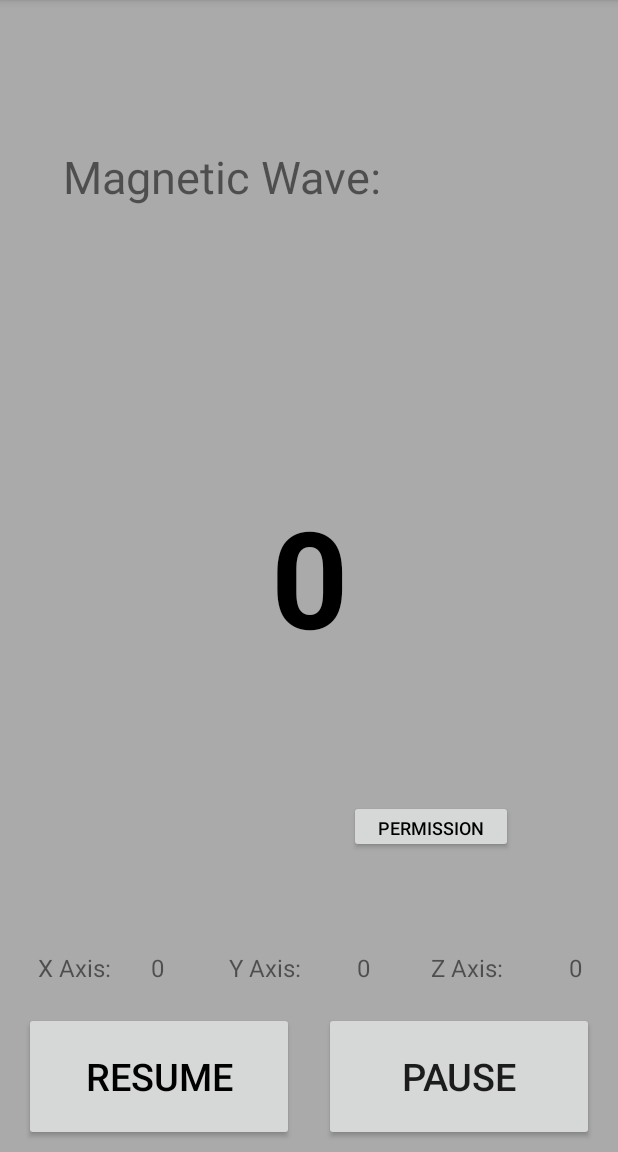
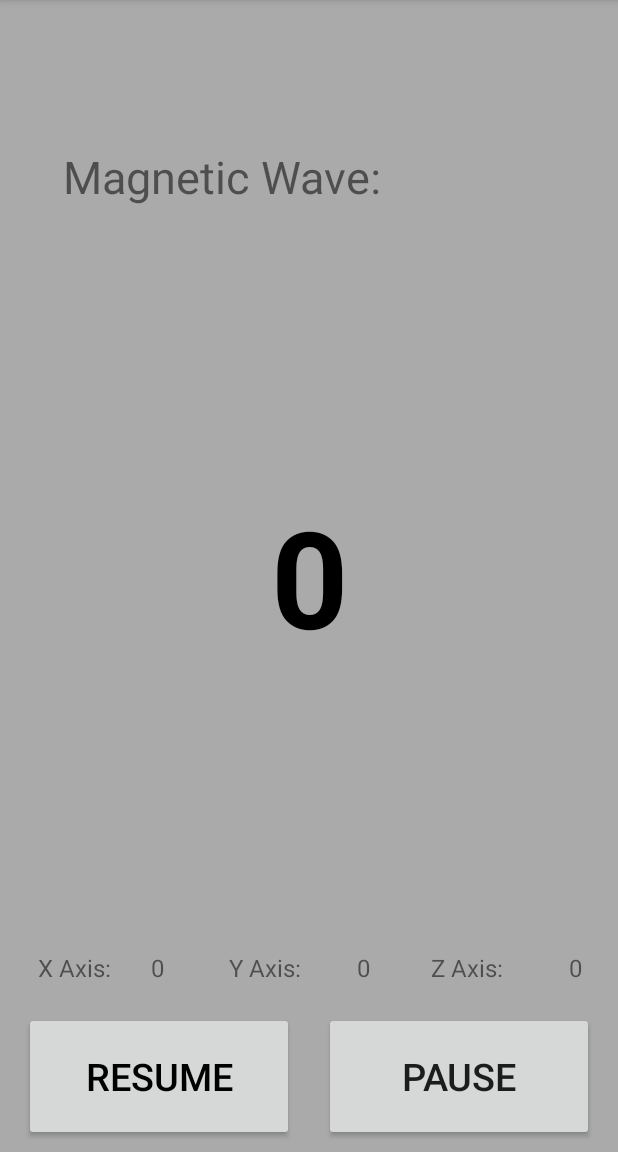
Before and after one commit to chunny22/Metal_Detector, an Android app: the screen it shows after launch (MainActivity), on a phone screen of 412 x 824 dp, the part 84-1236 px from its top. Run offline under Robolectric (Android 15) with nearby library versions, the phone set to English and light mode, and no system bars.

Commit message:
Update Push

```diff
--- a/app/src/main/AndroidManifest.xml
+++ b/app/src/main/AndroidManifest.xml
@@ -3,7 +3,8 @@
     xmlns:tools="http://schemas.android.com/tools"
     package="com.example.metal_detector">
 
-    <uses-permission android:name="android:permission.INTERNET" />
+    <uses-permission android:name="android.permission.VIBRATE" />
+    <uses-permission android:name="android.permission.INTERNET" />
 
     <application
         android:allowBackup="true"
@@ -14,7 +15,7 @@
         android:supportsRtl="true"
         android:theme="@style/AppTheme"
         android:usesCleartextTraffic="true"
-        tools:targetApi="m">
+        tools:targetApi="m" >
         <activity android:name=".EnterData" />
         <activity android:name=".Settings" />
         <activity android:name=".MainActivity">
--- a/app/src/main/java/com/example/metal_detector/MainActivity.java
+++ b/app/src/main/java/com/example/metal_detector/MainActivity.java
@@ -1,15 +1,8 @@
 package com.example.metal_detector;
 
-import androidx.annotation.NonNull;
-import androidx.appcompat.app.AlertDialog;
 import androidx.appcompat.app.AppCompatActivity;
-import androidx.core.app.ActivityCompat;
-import androidx.core.content.ContextCompat;
 
-import android.Manifest;
 import android.content.Context;
-import android.content.DialogInterface;
-import android.content.pm.PackageManager;
 import android.view.View;
 import android.content.Intent;
 import android.hardware.Sensor;
@@ -26,14 +19,12 @@ import android.os.Bundle;
 import android.os.Vibrator;
 import android.widget.Toast;
 
-
 public class MainActivity extends AppCompatActivity implements SensorEventListener {
 
     private SensorManager sensormanager;
-    private int PERMISSION_CODE = 1;
     private TextView rate, X_Rate, Y_Rate, Z_Rate;
-    //MediaPlayer player;
     Vibrator v;
+    MediaPlayer alert_sound;
 
     @Override
     protected void onCreate(Bundle savedInstanceState) {
@@ -45,9 +36,9 @@ public class MainActivity extends AppCompatActivity implements SensorEventListen
         Y_Rate = findViewById(R.id.Y_Rate);
         Z_Rate = findViewById(R.id.Z_Rate);
         v = (Vibrator) getSystemService(Context.VIBRATOR_SERVICE);
+        alert_sound = MediaPlayer.create(this, R.raw.alert);
         Button pause = findViewById(R.id.pause);
         Button resume = findViewById(R.id.resume);
-        Button permission = findViewById(R.id.permission);
 
         sensormanager = (SensorManager) getSystemService(SENSOR_SERVICE);
         //TODO implement pausing the measurement and retrieving the information
@@ -66,7 +57,6 @@ public class MainActivity extends AppCompatActivity implements SensorEventListen
                 onResume();
             }
         });
-
     }
 
     //TODO wifi/LTE
@@ -109,6 +99,8 @@ public class MainActivity extends AppCompatActivity implements SensorEventListen
 
     @Override
     public void onSensorChanged(SensorEvent event) {
+        boolean flag = false;
+
         if (event.sensor.getType() == Sensor.TYPE_MAGNETIC_FIELD) {
             float X = event.values[0];
             float Y = event.values[1];
@@ -121,31 +113,21 @@ public class MainActivity extends AppCompatActivity implements SensorEventListen
             Y_Rate.setText(Math.round(Y) + " μT");
             Z_Rate.setText(Math.round(Z) + " μT");
 
-            /*boolean over = false;
-            while (over) {
-                if (total >= 160) {
-                    if (Settings.sound_toggle) {
-                        if (player == null) {
-                            player = MediaPlayer.create(this, R.raw.alert);
-                        }
-                        player.start();
-                    }
-                    if (Settings.vibrate_toggle) {
-                        long[] pattern = {100,300,100,700,300,2000};
-                        v.vibrate(pattern, -1);
-                    }
+            while (!flag) {
+                if (total >= Alert_Dialog.value) {
+                    v.vibrate(500);
+                    alert_sound.start();
                 }
-                else if (total < 160) {
-                    if (player != null) {
-                        player.release();
-                        player = null;
-                    }
+                else {
+                    v.cancel();
+                    alert_sound.stop();
+                    flag = true;
                 }
-            }*/
+            }
         }
     }
-/*
-    public void play() {
+
+    /*public void play() {
         if (player == null) {
             player = MediaPlayer.create(this,R.raw.alert);
         }
--- a/app/src/main/java/com/example/metal_detector/Settings.java
+++ b/app/src/main/java/com/example/metal_detector/Settings.java
@@ -36,6 +36,7 @@ public class Settings extends AppCompatActivity implements Alert_Dialog.Alert_Di
                open_adjust();
         }
         });
+
         //TODO fix the switches for vibrate and sound
         sound.setOnClickListener(new View.OnClickListener() {
             @Override
--- a/app/src/main/res/layout/activity_main.xml
+++ b/app/src/main/res/layout/activity_main.xml
@@ -115,20 +115,6 @@
         app:layout_constraintVertical_bias="0.85" />
 
     <Button
-        android:id="@+id/permission"
-        android:layout_width="109dp"
-        android:layout_height="35dp"
-        android:text="@string/permission"
-        android:textColor="@android:color/black"
-        android:textSize="12sp"
-        app:layout_constraintBottom_toBottomOf="parent"
-        app:layout_constraintEnd_toEndOf="@+id/rate"
-        app:layout_constraintHorizontal_bias="0.768"
-        app:layout_constraintStart_toStartOf="@+id/rate"
-        app:layout_constraintTop_toTopOf="@+id/rate"
-        app:layout_constraintVertical_bias="0.728" />
-
-    <Button
         android:id="@+id/resume"
         android:layout_width="180dp"
         android:layout_height="86dp"
--- a/app/src/main/res/layout/activity_settings.xml
+++ b/app/src/main/res/layout/activity_settings.xml
@@ -72,6 +72,6 @@
         app:layout_constraintHorizontal_bias="0.0"
         app:layout_constraintStart_toStartOf="parent"
         app:layout_constraintTop_toTopOf="parent"
-        app:layout_constraintVertical_bias="0.44" />
+        app:layout_constraintVertical_bias="0.45" />
 
 </androidx.constraintlayout.widget.ConstraintLayout>
--- a/app/src/main/res/menu/drop_menu.xml
+++ b/app/src/main/res/menu/drop_menu.xml
@@ -1,7 +1,7 @@
 <?xml version="1.0" encoding="utf-8"?>
 <menu xmlns:android="http://schemas.android.com/apk/res/android"
     xmlns:app="http://schemas.android.com/apk/res-auto">
-    <item android:id="@+id/graph"
+    <!-- <item android:id="@+id/graph"
         android:title="@string/graph"
         app:showAsAction="never">
         <menu>
@@ -10,7 +10,7 @@
             <item android:title="@string/line"
                 android:id="@+id/line"/>
         </menu>
-    </item>
+    </item> -->
     <item
         android:id="@+id/data"
         android:title="@string/data" />
```
Also changed, not shown: app/src/main/java/com/example/metal_detector/Alert_Dialog.java (+5 -3 lines), app/src/main/java/com/example/metal_detector/EnterData.java (+5 -11 lines), app/src/main/java/com/example/metal_detector/Mag_Waves.java (deleted, +0 -66 lines), app/src/main/java/com/example/metal_detector/MyDAO.java (deleted, +0 -23 lines), app/src/main/java/com/example/metal_detector/Wave_Database.java (deleted, +0 -10 lines).
